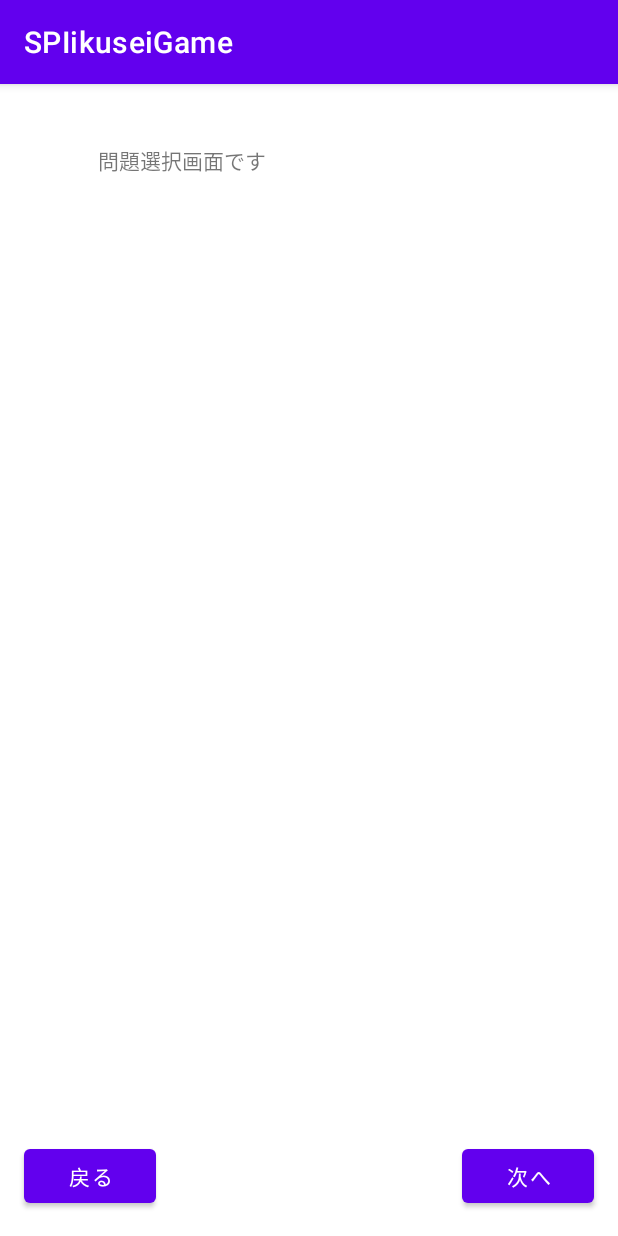
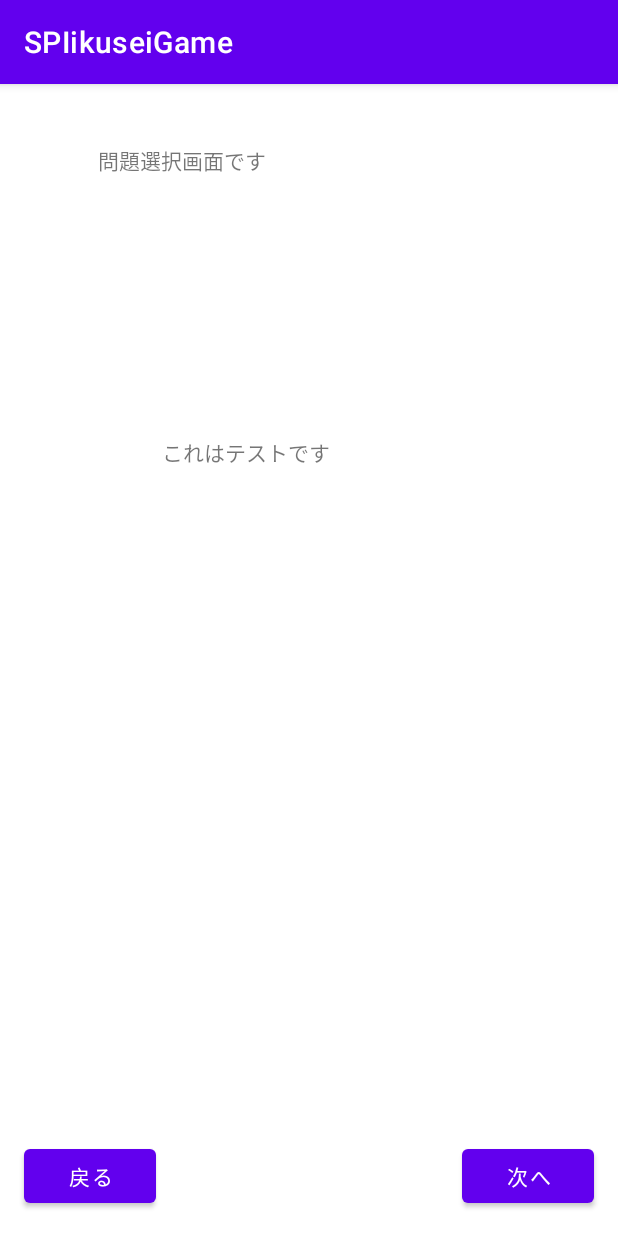
Before and after one commit to ririon07/SPIikuseiGame, an Android app: the Earn screen opened directly, with no data from a screen before it, on a phone screen of 412 x 824 dp. Run offline under Robolectric (Android 15) with nearby library versions, the phone set to English and light mode, and no system bars.

Commit message:
テスト

```diff
--- a/app/src/main/res/layout/activity_earn.xml
+++ b/app/src/main/res/layout/activity_earn.xml
@@ -38,4 +38,14 @@
         android:text="次へ"
         app:layout_constraintBottom_toBottomOf="parent"
         app:layout_constraintEnd_toEndOf="parent" />
+
+    <TextView
+        android:id="@+id/textView3"
+        android:layout_width="wrap_content"
+        android:layout_height="wrap_content"
+        android:layout_marginStart="108dp"
+        android:layout_marginBottom="512dp"
+        android:text="これはテストです"
+        app:layout_constraintBottom_toBottomOf="parent"
+        app:layout_constraintStart_toStartOf="parent" />
 </androidx.constraintlayout.widget.ConstraintLayout>
```
